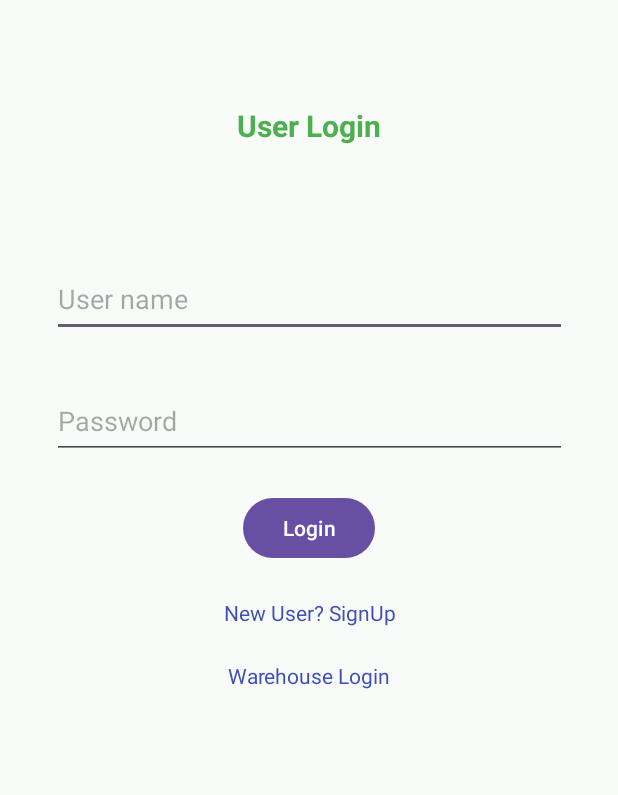
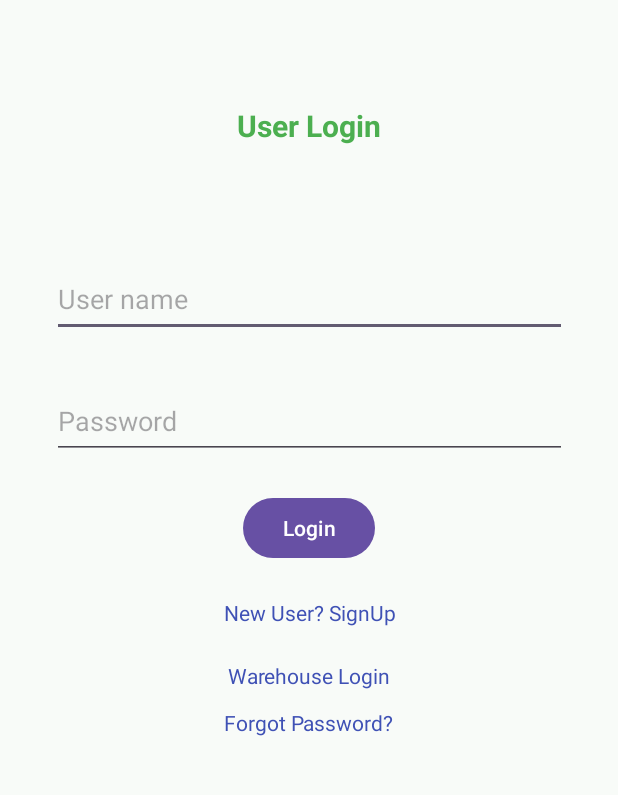
Before and after one commit to saikrishna1419/SmartInventory, an Android app: the screen it shows after launch (MainActivity), on a phone screen of 412 x 824 dp, the part 90-885 px from its top. Run offline under Robolectric (Android 15) with nearby library versions, the phone set to English and light mode, and no system bars; our stand-ins replace Firebase (no records; nobody signed in at launch, a user with empty details on screens opened directly).

Commit message:
Added code into Main Activity.java file

```diff
--- a/Codes/app/src/main/res/layout/activity_main.xml
+++ b/Codes/app/src/main/res/layout/activity_main.xml
@@ -47,6 +47,7 @@
         android:ems="10"
         android:hint="Password"
         android:inputType="text"
+        android:password="true"
         app:layout_constraintBottom_toBottomOf="parent"
         app:layout_constraintEnd_toEndOf="parent"
         app:layout_constraintHorizontal_bias="0.5"
@@ -93,7 +94,7 @@
         app:layout_constraintVertical_bias="0.622" />
 
     <TextView
-        android:id="@+id/textView4"
+        android:id="@+id/titleTV"
         android:layout_width="99dp"
         android:layout_height="50dp"
         android:gravity="center"
@@ -107,4 +108,16 @@
         app:layout_constraintStart_toStartOf="parent"
         app:layout_constraintTop_toTopOf="parent"
         app:layout_constraintVertical_bias="0.153" />
+
+    <TextView
+        android:id="@+id/forgotPasswordTV"
+        android:layout_width="wrap_content"
+        android:layout_height="wrap_content"
+        android:text="Forgot Password?"
+        android:textColor="#3F51B5"
+        app:layout_constraintBottom_toBottomOf="parent"
+        app:layout_constraintEnd_toEndOf="parent"
+        app:layout_constraintStart_toStartOf="parent"
+        app:layout_constraintTop_toBottomOf="@id/button"
+        app:layout_constraintVertical_bias="0.26" />
 </androidx.constraintlayout.widget.ConstraintLayout>
```
Also changed, not shown: Codes/app/src/main/java/com/example/smartinventory/MainActivity.java (+24 -3 lines).
